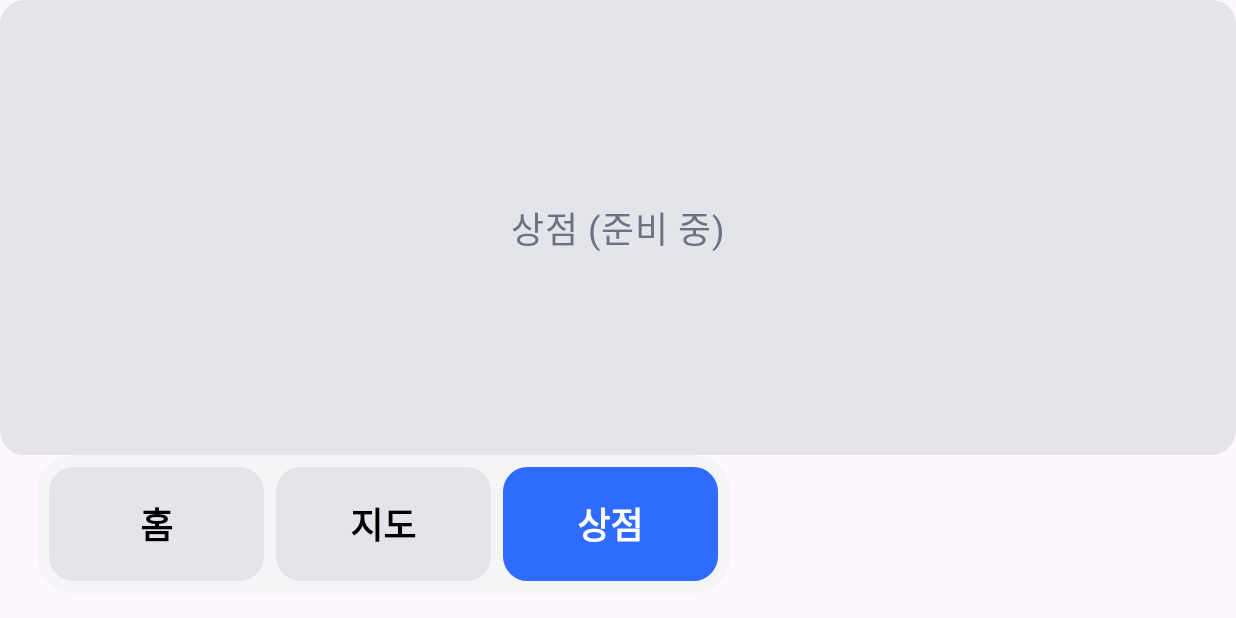
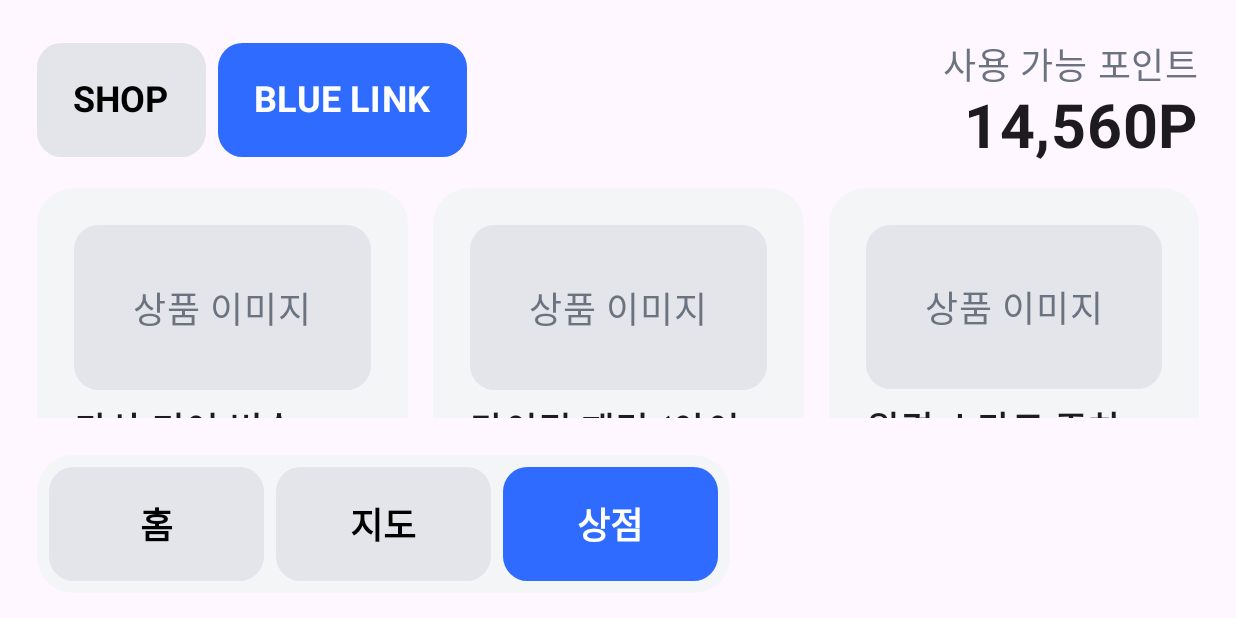
Before and after one commit to cherrymixy/chageumtong, an Android app built with Jetpack Compose: the ShopScreen screen opened through its navigation route, on a phone screen of 824 x 412 dp (held sideways). Run offline under Robolectric (Android 15) with nearby library versions, the phone set to English and light mode, and no system bars; libraries missing offline, so code that uses them is left out: ai.pleos.playground; 7 statements that could not run were skipped.

Commit message:
step 5: 회색박스 상점 + 구매 확인 팝업

```diff
--- a/app/src/main/java/com/pure/chageumtong/ui/AppNav.kt
+++ b/app/src/main/java/com/pure/chageumtong/ui/AppNav.kt
@@ -26,6 +26,7 @@ import com.pure.chageumtong.ui.components.GrayBox
 import com.pure.chageumtong.ui.screens.analysis.AnalysisScreen
 import com.pure.chageumtong.ui.screens.home.HomeScreen
 import com.pure.chageumtong.ui.screens.map.MapScreen
+import com.pure.chageumtong.ui.screens.shop.ShopScreen
 import com.pure.chageumtong.ui.theme.Blue
 import com.pure.chageumtong.ui.theme.BoxGray
 import com.pure.chageumtong.ui.theme.CardBg
@@ -69,7 +70,7 @@ fun AppRoot(container: AppContainer, modifier: Modifier = Modifier) {
                 }
             }
             composable("map") { MapScreen(vm) }
-            composable("shop") { GrayBox("상점 (준비 중)", Modifier.fillMaxSize()) }
+            composable("shop") { ShopScreen(vm) }
             composable("history") { GrayBox("적립 내역 (준비 중)", Modifier.fillMaxSize()) }
         }
         // 좌하단 플로팅 탭바: 홈/지도/상점에서만
--- /dev/null
+++ b/app/src/main/java/com/pure/chageumtong/ui/screens/shop/ShopScreen.kt
@@ -0,0 +1,128 @@
+package com.pure.chageumtong.ui.screens.shop
+
+import androidx.compose.foundation.layout.Arrangement
+import androidx.compose.foundation.layout.Column
+import androidx.compose.foundation.layout.Row
+import androidx.compose.foundation.layout.aspectRatio
+import androidx.compose.foundation.layout.fillMaxSize
+import androidx.compose.foundation.layout.fillMaxWidth
+import androidx.compose.foundation.layout.padding
+import androidx.compose.foundation.layout.size
+import androidx.compose.foundation.lazy.grid.GridCells
+import androidx.compose.foundation.lazy.grid.LazyVerticalGrid
+import androidx.compose.foundation.lazy.grid.items
+import androidx.compose.material3.AlertDialog
+import androidx.compose.material3.Text
+import androidx.compose.runtime.Composable
+import androidx.compose.runtime.collectAsState
+import androidx.compose.runtime.getValue
+import androidx.compose.runtime.mutableStateOf
+import androidx.compose.runtime.remember
+import androidx.compose.runtime.setValue
+import androidx.compose.ui.Alignment
+import androidx.compose.ui.Modifier
+import androidx.compose.ui.graphics.Color
+import androidx.compose.ui.text.font.FontWeight
+import com.pure.chageumtong.domain.Product
+import com.pure.chageumtong.domain.ShopTab
+import com.pure.chageumtong.ui.AppViewModel
+import com.pure.chageumtong.ui.components.BigButton
+import com.pure.chageumtong.ui.components.GrayBox
+import com.pure.chageumtong.ui.components.Label
+import com.pure.chageumtong.ui.components.SectionCard
+import com.pure.chageumtong.ui.components.fmtP
+import com.pure.chageumtong.ui.theme.BODY
+import com.pure.chageumtong.ui.theme.Blue
+import com.pure.chageumtong.ui.theme.BoxGray
+import com.pure.chageumtong.ui.theme.Orange
+import com.pure.chageumtong.ui.theme.fig
+import com.pure.chageumtong.ui.theme.figSp
+
+/** 상점 (PRD §6.4). 가격 = 포인트 1:1. */
+@Composable
+fun ShopScreen(vm: AppViewModel) {
+    val data by vm.data.collectAsState()
+    val driving by vm.isDriving.collectAsState()
+    var tab by remember { mutableStateOf(ShopTab.BLUE_LINK) }
+    var confirm by remember { mutableStateOf<Product?>(null) }
+    val total = data.totalPoints
+
+    Column(Modifier.fillMaxSize().padding(fig(24)), verticalArrangement = Arrangement.spacedBy(fig(16))) {
+        Row(Modifier.fillMaxWidth(), verticalAlignment = Alignment.CenterVertically) {
+            Row(Modifier.weight(1f), horizontalArrangement = Arrangement.spacedBy(fig(8))) {
+                listOf(ShopTab.SHOP to "SHOP", ShopTab.BLUE_LINK to "BLUE LINK").forEach { (t, label) ->
+                    BigButton(
+                        label,
+                        { tab = t },
+                        container = if (t == tab) Blue else BoxGray,
+                        content = if (t == tab) Color.White else Color.Black,
+                    )
+                }
+            }
+            if (driving) Label("주행 중에는 구매할 수 없어요", Modifier.padding(end = fig(24)), color = Orange)
+            Column(horizontalAlignment = Alignment.End) {
+                Label("사용 가능 포인트")
+                Text("${fmtP(total)}P", fontSize = figSp(40), fontWeight = FontWeight.Bold)
+            }
+        }
+        LazyVerticalGrid(
+            GridCells.Fixed(3),
+            Modifier.weight(1f),
+            horizontalArrangement = Arrangement.spacedBy(fig(16)),
+            verticalArrangement = Arrangement.spacedBy(fig(16)),
+        ) {
+            items(vm.products.filter { it.tab == tab }, key = { it.id }) { p ->
+                val owned = p.id in data.ownedProductIds
+                SectionCard {
+                    GrayBox("상품 이미지", Modifier.fillMaxWidth().aspectRatio(1.8f))
+                    Text(p.name, fontSize = BODY, fontWeight = FontWeight.Bold, maxLines = 1)
+                    Label(p.priceLabel)
+                    BigButton(
+                        if (owned) "보유중" else "포인트 사용하기",
+                        { confirm = p },
+                        Modifier.fillMaxWidth(),
+                        enabled = !owned && !driving, // 주행 중 구매 비활성 (PRD §7)
+                    )
+                }
+            }
+        }
+    }
+
+    confirm?.let { p ->
+        PurchaseDialog(p, total, onDismiss = { confirm = null }) {
+            vm.purchase(p) {}
+            confirm = null
+        }
+    }
+}
+
+/** 구매 확인 팝업 (PRD §6.6). 부족하면 "포인트가 nP 부족해요" + 확인만. */
+@Composable
+private fun PurchaseDialog(p: Product, total: Int, onDismiss: () -> Unit, onConfirm: () -> Unit) {
+    val short = p.price - total
+    AlertDialog(
+        onDismissRequest = onDismiss,
+        title = {
+            Text(if (short > 0) "포인트가 ${fmtP(short)}P 부족해요" else p.name, fontSize = figSp(32), fontWeight = FontWeight.Bold)
+        },
+        text = {
+            Row(horizontalArrangement = Arrangement.spacedBy(fig(16)), verticalAlignment = Alignment.CenterVertically) {
+                GrayBox("썸네일", Modifier.size(fig(120)))
+                Column {
+                    if (short > 0) Text(p.name, fontSize = BODY)
+                    Text("${fmtP(p.price)}P 사용", fontSize = BODY, fontWeight = FontWeight.Bold, color = Blue)
+                    Text(
+                        if (short > 0) "보유 ${fmtP(total)}P" else "사용 후 잔액 ${fmtP(total - p.price)}P",
+                        fontSize = BODY,
+                    )
+                }
+            }
+        },
+        confirmButton = {
+            if (short > 0) BigButton("확인", onDismiss) else BigButton("사용하기", onConfirm)
+        },
+        dismissButton = {
+            if (short <= 0) BigButton("취소", onDismiss, container = BoxGray, content = Color.Black)
+        },
+    )
+}
```
